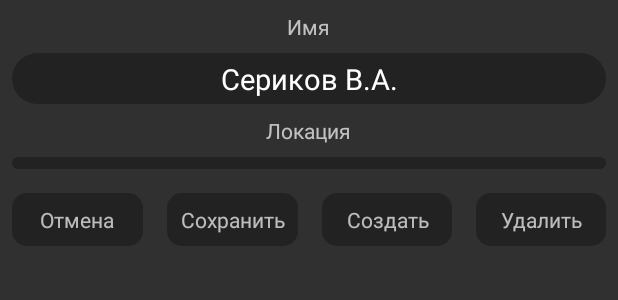
After one commit to VadimSquorpikkor/MagazAssistant5, an Android app: the layout employee_info.xml on its own in the app's theme, with its tools: preview values and no code run, on a phone screen of 412 x 824 dp. The commit adds this screen. Shown: the top 300 px of the screen. Run offline under Robolectric (Android 15) with nearby library versions, the phone set to English and light mode, and no system bars.

Commit message:
1.31 - 21/08/21 1. Переделан EmployeeDialog 2. Добавлена фун-сть для удаления, редактирования и создания работника (с диалогами и работой с БД)

```diff
--- a/app/build.gradle
+++ b/app/build.gradle
@@ -10,7 +10,7 @@ android {
         minSdk 21
         targetSdk 31
         versionCode 1
-        versionName "1.30"
+        versionName "1.31"
         setProperty("archivesBaseName", "MagazAssistant5-v" + versionName)
         testInstrumentationRunner "androidx.test.runner.AndroidJUnitRunner"
     }
--- a/app/src/main/java/com/squorpikkor/magazassistant5/ui/main/entities/Employee.java
+++ b/app/src/main/java/com/squorpikkor/magazassistant5/ui/main/entities/Employee.java
@@ -4,7 +4,7 @@ import java.util.Arrays;
 
 public class Employee extends Entity{
 
-    private final int locationId;
+    private int locationId;
     private boolean isPresent;//присутствует на работе
     private final boolean[] workingDaysArray;
     private static final int MAX_DAYS_COUNT = 9;
@@ -118,4 +118,7 @@ public class Employee extends Entity{
         return String.valueOf(sb);
     }
 
+    public void setLocationId(int locationId) {
+        this.locationId = locationId;
+    }
 }
--- a/app/src/main/java/com/squorpikkor/magazassistant5/ui/main/fragment/EmployeesFragment.java
+++ b/app/src/main/java/com/squorpikkor/magazassistant5/ui/main/fragment/EmployeesFragment.java
@@ -15,6 +15,7 @@ import androidx.recyclerview.widget.RecyclerView;
 import com.squorpikkor.magazassistant5.R;
 import com.squorpikkor.magazassistant5.ui.main.MainViewModel;
 import com.squorpikkor.magazassistant5.ui.main.adapter.InvoiceEmployeeAdapter;
+import com.squorpikkor.magazassistant5.ui.main.dialog.EmployeeDialog;
 import com.squorpikkor.magazassistant5.ui.main.pager.InfoActivity;
 
 public class EmployeesFragment extends Fragment{
@@ -39,6 +40,9 @@ public class EmployeesFragment extends Fragment{
       mViewModel.getWorkingDays().observe(getViewLifecycleOwner(), list ->
               adapter.setList(mViewModel.getEmployees().getValue()));
 
+      view.findViewById(R.id.add_employee).setOnClickListener(v->
+              new EmployeeDialog().show(getActivity().getSupportFragmentManager(), null));
+
       return view;
    }
 
--- a/app/src/main/java/com/squorpikkor/magazassistant5/ui/main/pager/InfoActivity.java
+++ b/app/src/main/java/com/squorpikkor/magazassistant5/ui/main/pager/InfoActivity.java
@@ -15,6 +15,10 @@ public class InfoActivity extends AppCompatActivity {
         super.onCreate(savedInstanceState);
         setContentView(R.layout.activity_info);
 
+        //TODO !!!!!!!! нужно брать не по позиции, а по ID работника!
+        // (соответственно сделать метод выбора работника для пейджера не по позиции....)
+        // Тогда при любой сортировке списка сотрудника будет выбираться нужный работник.
+        // С другой стороны, всё как-то и так работает, пока не буду трогать
         int position = getIntent().getIntExtra(EXTRA_POSITION, 0);
 
         if (savedInstanceState == null) {
--- a/app/src/main/java/com/squorpikkor/magazassistant5/ui/main/pager/SelectedEmployeeFragment.java
+++ b/app/src/main/java/com/squorpikkor/magazassistant5/ui/main/pager/SelectedEmployeeFragment.java
@@ -107,7 +107,7 @@ public class SelectedEmployeeFragment extends Fragment {
         recyclerView.setLayoutManager(new LinearLayoutManager(requireActivity()));
         recyclerView.setAdapter(adapter);
         adapter.setList(orders);
-//        adapter.setOnItemClickListener(order -> new OrderDialog(order, employee).show(getParentFragmentManager(), null));
+//        adapter.setOnItemClickListener(order -> new OrderDialog(order, employee, MainViewModel.getInstance()).show(getParentFragmentManager(), null));
 
         return view;
     }
--- /dev/null
+++ b/app/src/main/res/drawable/ic_baseline_person_add_alt_1_24.xml
@@ -0,0 +1,5 @@
+<vector android:height="24dp"
+    android:viewportHeight="24" android:viewportWidth="24"
+    android:width="24dp" xmlns:android="http://schemas.android.com/apk/res/android">
+    <path android:fillColor="@color/colorLight" android:pathData="M13,8c0,-2.21 -1.79,-4 -4,-4S5,5.79 5,8s1.79,4 4,4S13,10.21 13,8zM15,10v2h3v3h2v-3h3v-2h-3V7h-2v3H15zM1,18v2h16v-2c0,-2.66 -5.33,-4 -8,-4S1,15.34 1,18z"/>
+</vector>
--- /dev/null
+++ b/app/src/main/res/layout/employee_info.xml
@@ -0,0 +1,52 @@
+<?xml version="1.0" encoding="utf-8"?>
+<LinearLayout xmlns:android="http://schemas.android.com/apk/res/android"
+    xmlns:tools="http://schemas.android.com/tools"
+    style="@style/vertical"
+
+    android:background="@color/colorMidGray">
+
+<!--    <ImageView-->
+<!--        android:id="@+id/add_order"-->
+<!--        android:layout_width="48dp"-->
+<!--        android:layout_height="48dp"-->
+<!--        android:layout_margin="8dp"-->
+<!--        android:layout_gravity="start"-->
+<!--        android:src="@drawable/ic_baseline_add_shopping_cart_24" />-->
+
+    <TextView
+        android:layout_marginTop="8dp"
+        style="@style/text_medium"
+        android:layout_gravity="center"
+        android:text="Имя" />
+    <LinearLayout style="@style/horizontal" android:layout_margin="8dp">
+        <EditText android:id="@+id/edit_name" style="@style/niceEdit.dark" tools:text="Сериков В.А." />
+    </LinearLayout>
+
+    <TextView
+        style="@style/text_medium"
+        android:layout_gravity="center"
+        android:text="Локация" />
+    <LinearLayout style="@style/horizontal" android:layout_margin="8dp">
+        <Spinner android:id="@+id/edit_location" style="@style/dialogNiceSpinner" tools:text="Сериков В.А." />
+    </LinearLayout>
+
+    <LinearLayout style="@style/horizontalCenter">
+        <TextView android:id="@+id/cancel"
+            style="@style/DialogButton"
+            android:text="Отмена" />
+
+        <TextView android:id="@+id/save"
+            style="@style/DialogButton"
+            android:text="Сохранить" />
+
+        <TextView android:id="@+id/create"
+            style="@style/DialogButton"
+            android:text="Создать" />
+
+        <TextView android:id="@+id/delete"
+            style="@style/DialogButton"
+            android:text="Удалить" />
+    </LinearLayout>
+
+
+</LinearLayout>
--- a/app/src/main/res/values/styles.xml
+++ b/app/src/main/res/values/styles.xml
@@ -175,4 +175,17 @@
     <style name="dialogLinearEditDecimal" parent="dialogLinearEditSquare">
         <item name="android:inputType">numberDecimal</item>
     </style>
+    <style name="dialogNiceSpinner">
+        <item name="android:layout_width">wrap_content</item>
+        <item name="android:layout_height">wrap_content</item>
+        <item name="android:background">@drawable/value_edit_text_field_rounded</item>
+        <item name="android:paddingTop">4dp</item>
+        <item name="android:paddingBottom">4dp</item>
+        <item name="android:textSize">19sp</item>
+        <item name="android:layout_margin">0dp</item>
+        <item name="android:gravity">center</item>
+        <item name="android:layout_weight">1</item>
+        <item name="android:textAlignment">viewStart</item>
+        <item name="android:scrollbarSize">22dp</item>
+    </style>
 </resources>
```
Also changed, not shown: app/src/main/java/com/squorpikkor/magazassistant5/ui/main/MainViewModel.java (+8 -2 lines), app/src/main/java/com/squorpikkor/magazassistant5/ui/main/dialog/AskDeleteDialog.java (added, +39 -0 lines), app/src/main/java/com/squorpikkor/magazassistant5/ui/main/dialog/EmployeeDialog.java (+52 -49 lines), app/src/main/java/com/squorpikkor/magazassistant5/ui/main/dialog/EmployeeDialog_old.java (added, +105 -0 lines), app/src/main/java/com/squorpikkor/magazassistant5/ui/main/dialog/OrderDialog.java (+15 -0 lines), app/src/main/res/layout/dialog_ask_delete.xml (added, +23 -0 lines), app/src/main/res/layout/fragment_employees.xml (+11 -0 lines), app/src/main/res/layout/item_custom_spinner_item.xml (added, +12 -0 lines), app/src/main/res/layout/employee_order_old.xml (renamed from app/src/main/res/layout/employee_order.xml), 1 other file.
